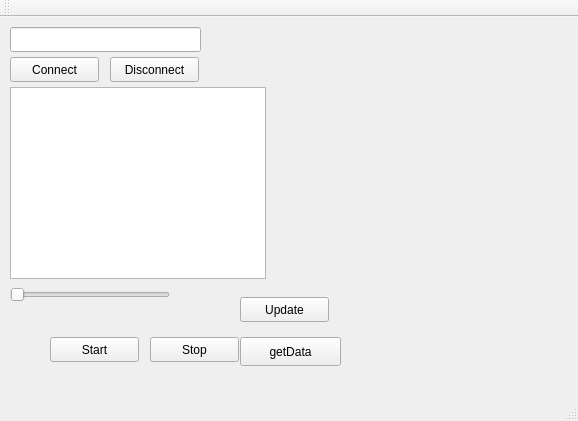
First picture: the form in QtTcpClientConsumer/mainwindow.ui, repository ediRFT7/qt-producer-server-consumer, before the edit.
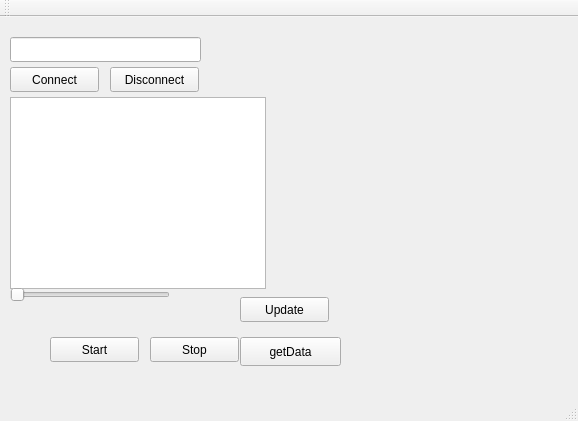
Second picture: the form after the edit. Custom widgets are drawn as their Qt base class.

The edit to the form file:
```diff
--- a/QtTcpClientConsumer/mainwindow.ui
+++ b/QtTcpClientConsumer/mainwindow.ui
@@ -31,7 +31,7 @@
     <property name="geometry">
      <rect>
       <x>10</x>
-      <y>70</y>
+      <y>80</y>
       <width>256</width>
       <height>192</height>
      </rect>
@@ -41,7 +41,7 @@
     <property name="geometry">
      <rect>
       <x>10</x>
-      <y>40</y>
+      <y>50</y>
       <width>89</width>
       <height>25</height>
      </rect>
@@ -54,7 +54,7 @@
     <property name="geometry">
      <rect>
       <x>110</x>
-      <y>40</y>
+      <y>50</y>
       <width>89</width>
       <height>25</height>
      </rect>
@@ -67,7 +67,7 @@
     <property name="geometry">
      <rect>
       <x>10</x>
-      <y>10</y>
+      <y>20</y>
       <width>191</width>
       <height>25</height>
      </rect>
@@ -134,10 +134,10 @@
    <widget class="QWidget" name="widget" native="true">
     <property name="geometry">
      <rect>
-      <x>280</x>
-      <y>30</y>
-      <width>281</width>
-      <height>241</height>
+      <x>300</x>
+      <y>80</y>
+      <width>231</width>
+      <height>181</height>
      </rect>
     </property>
    </widget>
@@ -163,6 +163,14 @@
   <widget class="QStatusBar" name="statusBar"/>
  </widget>
  <layoutdefault spacing="6" margin="11"/>
+ <customwidgets>
+  <customwidget>
+   <class>Plotter</class>
+   <extends>QWidget</extends>
+   <header>plotter.h</header>
+   <container>1</container>
+  </customwidget>
+ </customwidgets>
  <resources/>
  <connections>
   <connection>
```
Left out of the diff: 2 changed lines with no effect on the pictures.
